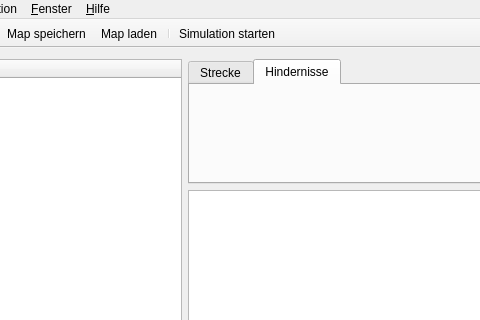
The window that bin/source/editor.ui (Waldemarv/swt1718) describes before a commit, drawn with Qt 5; both pictures show x 91 to 571 and y 0 to 320 of the 1104 by 721 pixel window.
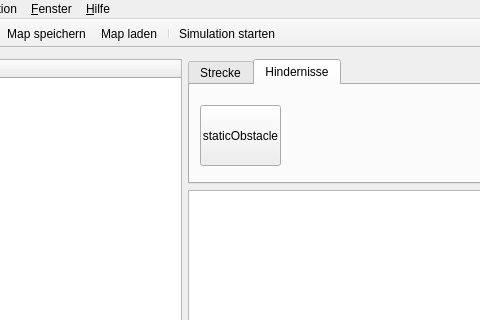
The same window after the commit. The open tabs and pages were chosen to show the change. Icons and pictures are not drawn.

Commit message: Obstacle Klasse bearbeitet und Button hinzugefügt

Diff of the .ui file:
```diff
--- a/bin/source/editor.ui
+++ b/bin/source/editor.ui
@@ -131,6 +131,19 @@
          <attribute name="title">
           <string>Hindernisse</string>
          </attribute>
+         <widget class="QPushButton" name="staticObstacle">
+          <property name="geometry">
+           <rect>
+            <x>10</x>
+            <y>20</y>
+            <width>81</width>
+            <height>61</height>
+           </rect>
+          </property>
+          <property name="text">
+           <string>staticObstacle</string>
+          </property>
+         </widget>
         </widget>
        </widget>
       </item>
```
Left out of the diff: 4 changed lines with no effect on the pictures. The commit also changes 4 other files.
